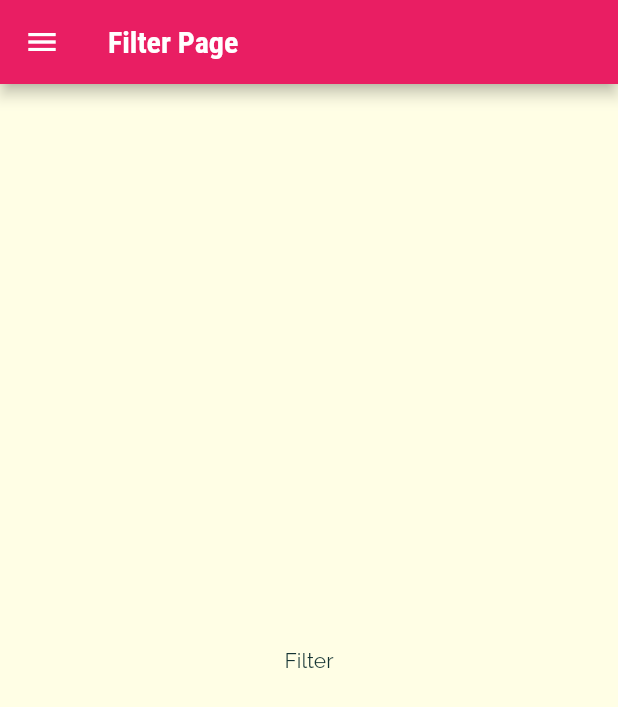
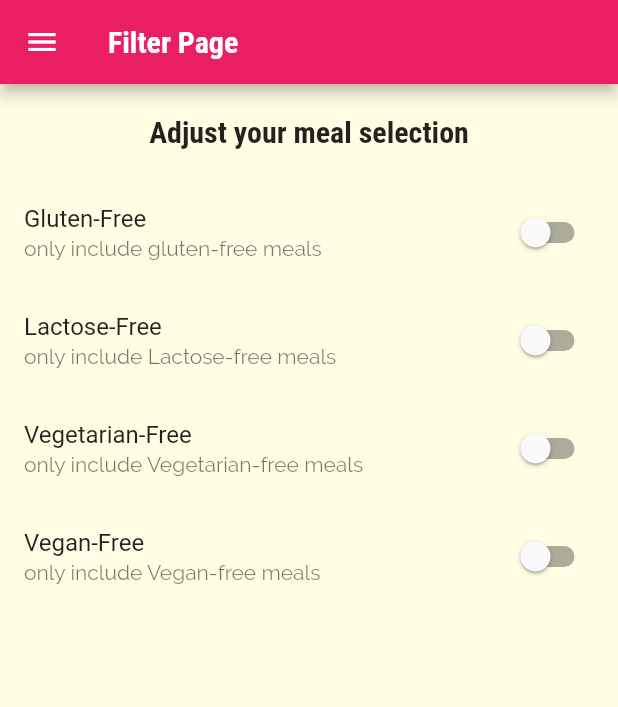
Before and after one commit to terinSeb/Meals_App_Flutter, a Flutter app: the FilterScreen screen opened by its route, on a phone screen of 412 x 824 dp. Shown: the top 707 px of the screen. Run offline on Flutter 3.47's test engine with Material 2 defaults, Android fonts, the phone set to English and light mode, and no system bars.

Commit message:
Added filter switches

```diff
--- a/lib/screens/fliter_screen.dart
+++ b/lib/screens/fliter_screen.dart
@@ -1,9 +1,28 @@
 import 'package:flutter/material.dart';
 import '../widgets/main_drawer.dart';
 
-class FilterScreen extends StatelessWidget {
+class FilterScreen extends StatefulWidget {
   const FilterScreen({Key? key}) : super(key: key);
   static const rootName = '/filter';
+
+  @override
+  State<FilterScreen> createState() => _FilterScreenState();
+}
+
+class _FilterScreenState extends State<FilterScreen> {
+  bool _glutenFree = false;
+  bool _lactose = false;
+  bool _vegetarian = false;
+  bool _vegan = false;
+  Widget _buildSwitchListTile(String title, String description,
+      bool currentValue, Function(bool) updateValue) {
+    return SwitchListTile(
+        title: Text(title),
+        value: currentValue,
+        subtitle: Text(description),
+        onChanged: updateValue);
+  }
+
   @override
   Widget build(BuildContext context) {
     return Scaffold(
@@ -11,6 +30,47 @@ class FilterScreen extends StatelessWidget {
           title: const Text('Filter Page'),
         ),
         drawer: const MainDrawe(),
-        body: const Center(child: Text('Filter')));
+        body: Column(children: [
+          Container(
+              padding: const EdgeInsets.all(20),
+              child: Text('Adjust your meal selection',
+                  style: Theme.of(context).textTheme.headline6)),
+          Expanded(
+            child: ListView(
+              children: [
+                _buildSwitchListTile(
+                    'Gluten-Free',
+                    'only include gluten-free meals',
+                    _glutenFree, (bool newValue) {
+                  setState(() {
+                    _glutenFree = newValue;
+                  });
+                }),
+                _buildSwitchListTile(
+                    'Lactose-Free', 'only include Lactose-free meals', _lactose,
+                    (bool newValue) {
+                  setState(() {
+                    _lactose = newValue;
+                  });
+                }),
+                _buildSwitchListTile(
+                    'Vegetarian-Free',
+                    'only include Vegetarian-free meals',
+                    _vegetarian, (bool newValue) {
+                  setState(() {
+                    _vegetarian = newValue;
+                  });
+                }),
+                _buildSwitchListTile(
+                    'Vegan-Free', 'only include Vegan-free meals', _vegan,
+                    (bool newValue) {
+                  setState(() {
+                    _vegan = newValue;
+                  });
+                })
+              ],
+            ),
+          )
+        ]));
   }
 }
```
Also changed, not shown: lib/screens/category_meals_screnn.dart (+38 -7 lines), lib/screens/meals_details_screen.dart (+10 -3 lines), lib/widgets/meal_item.dart (+11 -3 lines).
